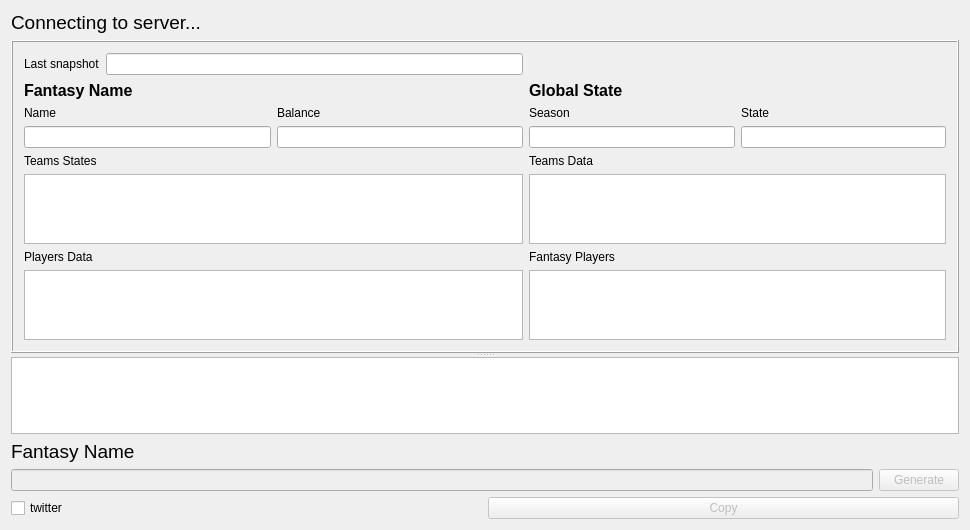
Qt form cute-fantasy/sfgui.ui (protoblock/protoblock) before a commit.
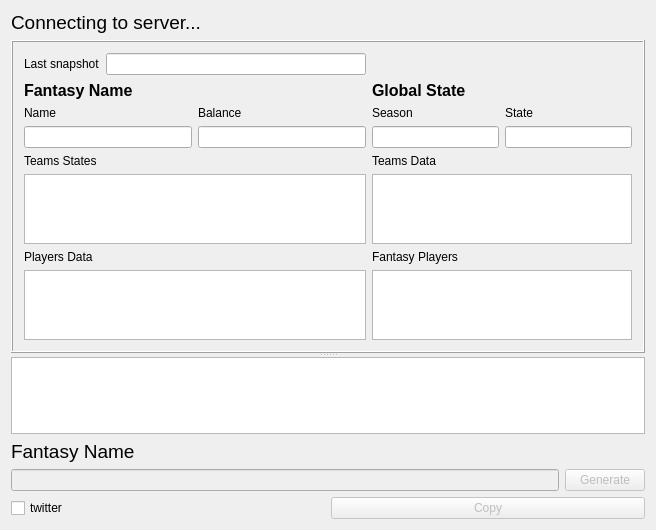
The same form after that commit.

Diff of the .ui file:
```diff
--- a/cute-fantasy/sfgui.ui
+++ b/cute-fantasy/sfgui.ui
@@ -6,7 +6,7 @@
    <rect>
     <x>0</x>
     <y>0</y>
-    <width>970</width>
+    <width>656</width>
     <height>530</height>
    </rect>
   </property>
```
